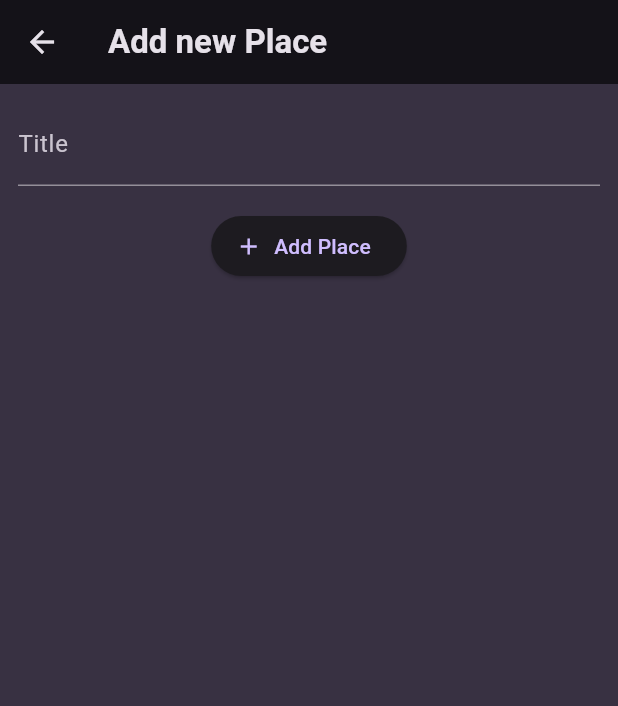
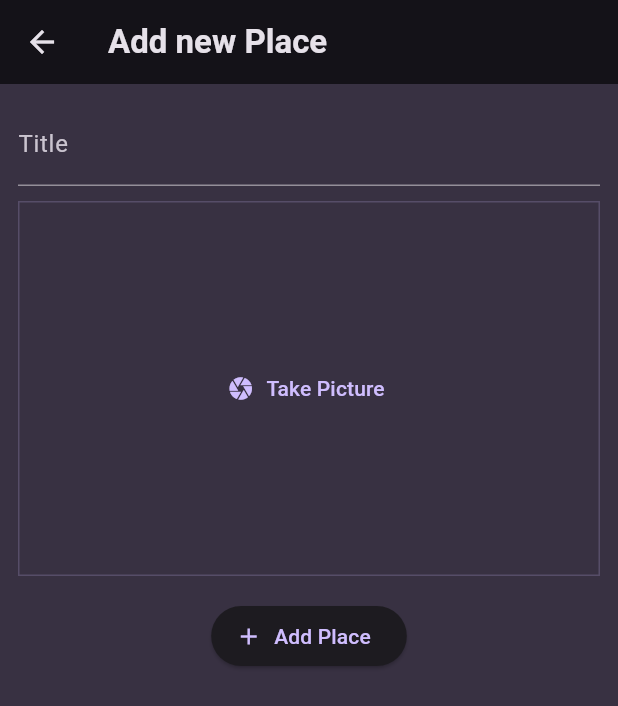
Before and after one commit to alobban/flutter_favorite_places, a Flutter app: the AddPlaceScreen screen opened directly, on a phone screen of 412 x 824 dp. Shown: the top 706 px of the screen. Run offline on Flutter 3.47's test engine with Material 3 defaults, Android fonts, the phone set to English and light mode, and no system bars; our stand-ins replace flutter_riverpod, google_fonts.

Commit message:
Add Image Input widget to Add Place screen

```diff
--- a/lib/screens/add_place.dart
+++ b/lib/screens/add_place.dart
@@ -1,3 +1,4 @@
+import 'package:favorite_places/widgets/image_input.dart';
 import 'package:flutter/material.dart';
 import 'package:flutter_riverpod/flutter_riverpod.dart';
 
@@ -50,6 +51,8 @@ class _AddPlaceScreenState extends ConsumerState<AddPlaceScreen> {
                   color: Theme.of(context).colorScheme.onBackground,
                 ),
               ),
+              const SizedBox(height: 10),
+              ImageInput(),
               const SizedBox(height: 16),
               ElevatedButton.icon(
                 onPressed: _savePlace,
```
